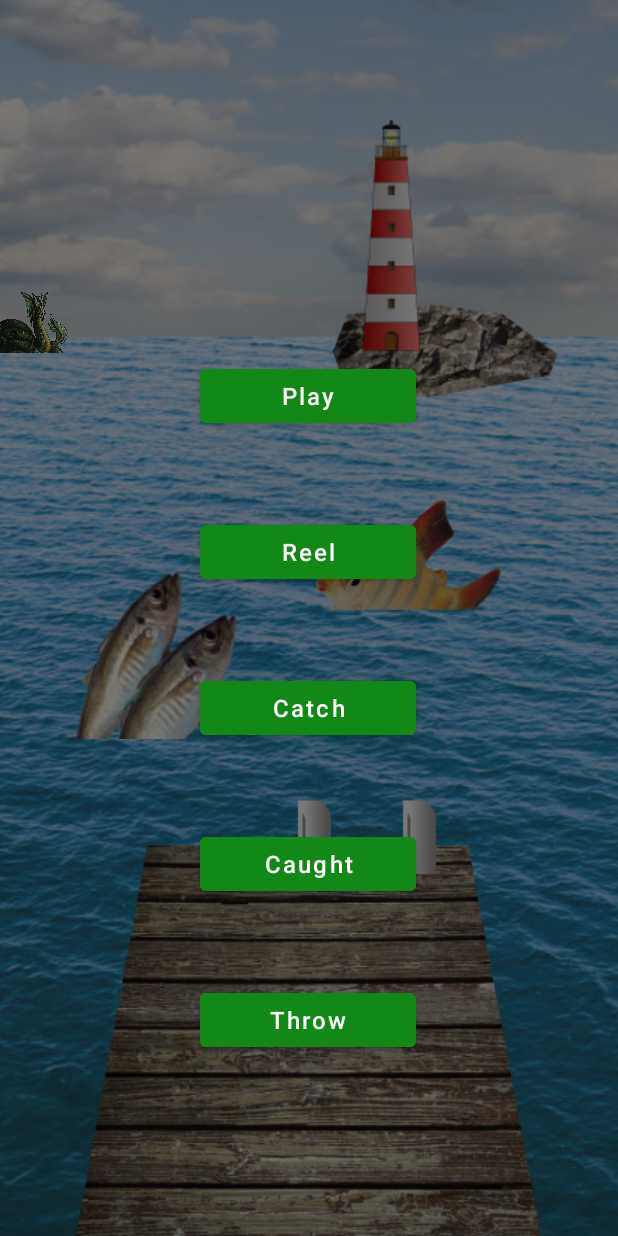
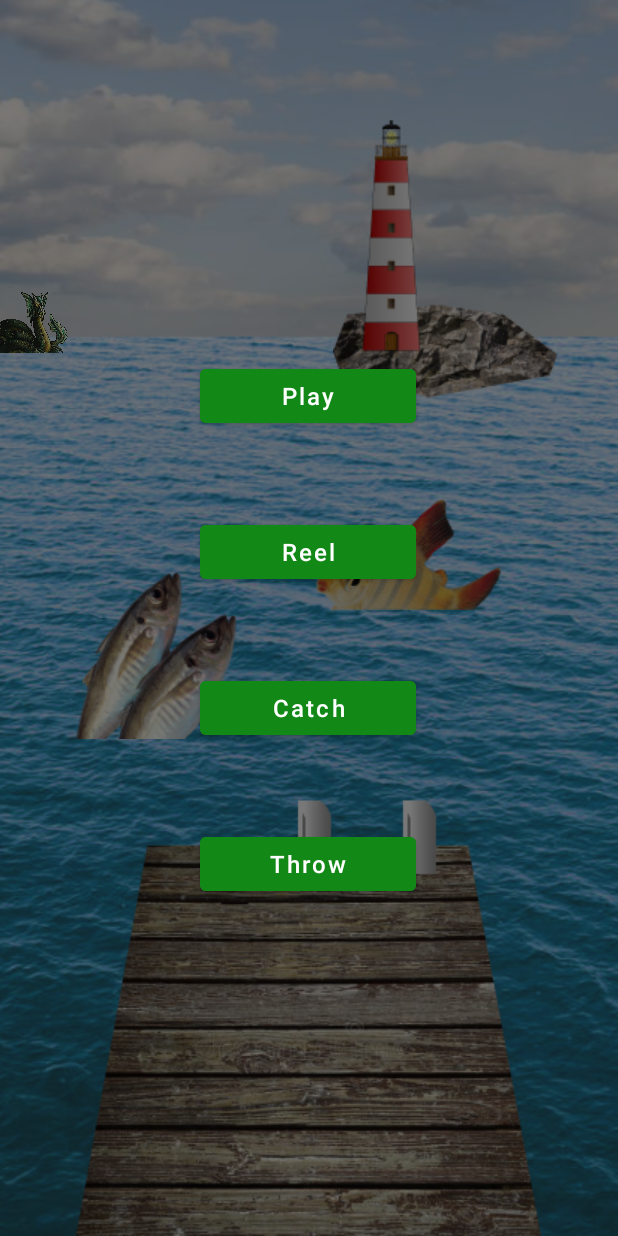
Before and after one commit to Mattias-Petersson/MAMN01-projekt, an Android app: the screen it shows after launch (MenuActivity), on a phone screen of 412 x 824 dp. Run offline under Robolectric (Android 15) with nearby library versions, the phone set to English and light mode, and no system bars.

Commit message:
Removed activity_caught.
It is now obsolete.

```diff
--- a/app/src/main/java/com/example/mamn01_projekt/Caught.java
+++ b/app/src/main/java/com/example/mamn01_projekt/Caught.java
@@ -34,7 +34,7 @@ public class Caught {
         int height = LinearLayout.LayoutParams.WRAP_CONTENT;
         // Set focusable to true when testing, false when the application is done. The user should
         // Only be able to proceed by clicking buttons, false does that.
-        final PopupWindow popupWindow = new PopupWindow(popup, width, height, true);
+        final PopupWindow popupWindow = new PopupWindow(popup, width, height, false);
         getFields(popup);
         printFish();
         popupWindow.showAtLocation(view, Gravity.CENTER, 0, 0);
@@ -53,6 +53,6 @@ public class Caught {
         fishName.setTextColor(f.primaryColor);
         fishStats.setText("Weight: " + f.weight + " kg" + "\n" + "Length: " + f.length + " cm");
         fishImage.setImageResource(f.getImageSource());
-        playAgain.setOnClickListener((v) -> context.startActivity(new Intent(context, GameActivity.class)));
+        playAgain.setOnClickListener(v -> context.startActivity(new Intent(context, GameActivity.class)));
     }
 }
--- a/app/src/main/java/com/example/mamn01_projekt/MenuActivity.java
+++ b/app/src/main/java/com/example/mamn01_projekt/MenuActivity.java
@@ -26,9 +26,6 @@ public class MenuActivity extends AppCompatActivity {
     public void startCatch(View v) {
         startActivity(new Intent(this, CatchActivity.class));
     }
-    public void startCaught(View v) {
-        startActivity(new Intent(this, Caught.class));
-    }
     public void startThrow(View v) {
         startActivity(new Intent(this, ThrowActivity.class));
     }
--- a/app/src/main/res/layout/activity_menu.xml
+++ b/app/src/main/res/layout/activity_menu.xml
@@ -28,21 +28,6 @@
         android:backgroundTint="#128817"
         android:onClick="startThrow"
         android:text="Throw"
-        android:textAllCaps="false"
-        android:textSize="16sp"
-        app:layout_constraintEnd_toEndOf="parent"
-        app:layout_constraintHorizontal_bias="0.498"
-        app:layout_constraintStart_toStartOf="parent"
-        app:layout_constraintTop_toBottomOf="@+id/btnCaught" />
-
-    <Button
-        android:id="@+id/btnCaught"
-        android:layout_width="144dp"
-        android:layout_height="48dp"
-        android:layout_marginTop="56dp"
-        android:backgroundTint="#128817"
-        android:onClick="startCaught"
-        android:text="Caught"
         android:textAllCaps="false"
         android:textSize="16sp"
         app:layout_constraintEnd_toEndOf="parent"
```
Also changed, not shown: app/src/main/res/layout/activity_caught.xml (deleted, +0 -23 lines).
